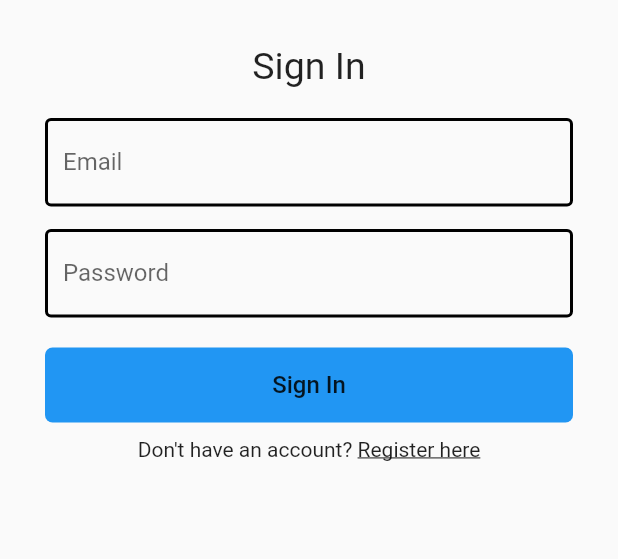
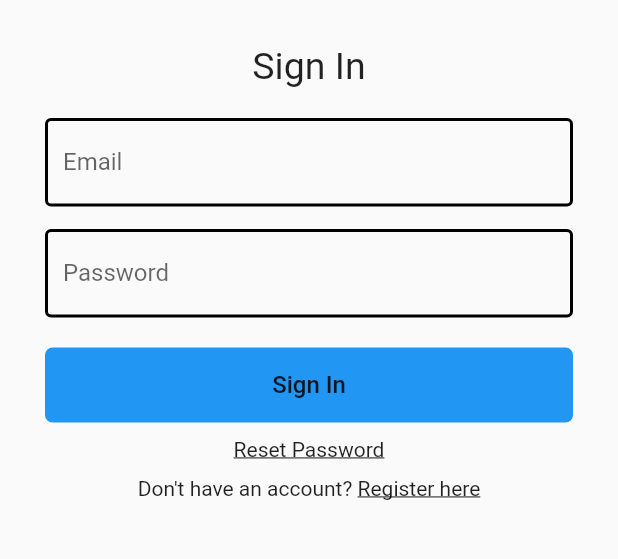
Before and after one commit to itskpalusa/chat-dart, a Flutter app: the screen it shows after launch, on a phone screen of 412 x 824 dp, the part 371-930 px from its top. Run offline on Flutter 3.47's test engine with Material 2 defaults, Android fonts, the phone set to English and light mode, and no system bars; our stand-ins replace cloud_firestore, firebase_analytics, firebase_auth, firebase_core, firebase_messaging, flutter_spinkit and 1 more; missing offline and left inert: apple_sign_in, wiredash; accounts and stored records are empty.

Commit message:
Reset Password Link

```diff
--- a/lib/screens/login_screen.dart
+++ b/lib/screens/login_screen.dart
@@ -2,6 +2,7 @@ import 'package:apple_sign_in/apple_sign_in_button.dart' as asib;
 import 'package:apple_sign_in/scope.dart';
 import 'package:chat/screens/home.dart';
 import 'package:cloud_firestore/cloud_firestore.dart';
+import 'package:firebase_auth/firebase_auth.dart';
 import 'package:flutter/gestures.dart';
 import 'package:flutter/material.dart';
 import 'package:chat/helper/helper_functions.dart';
@@ -25,6 +26,7 @@ class _LoginScreenState extends State<LoginScreen> {
   final AuthService _auth = AuthService();
   final _formKey = GlobalKey<FormState>();
   bool _isLoading = false;
+  final FirebaseAuth _firebaseAuth = FirebaseAuth.instance;
 
   // text field state
   String email = '';
@@ -71,6 +73,10 @@ class _LoginScreenState extends State<LoginScreen> {
         }
       });
     }
+  }
+
+  Future<void> resetPassword(String email) async {
+    await _firebaseAuth.sendPasswordResetEmail(email: email);
   }
 
   @override
@@ -164,6 +170,23 @@ class _LoginScreenState extends State<LoginScreen> {
                         SizedBox(height: 10.0),
                         Text.rich(
                           TextSpan(
+                            children: <TextSpan>[
+                              TextSpan(
+                                text: 'Reset Password',
+                                style: TextStyle(
+                                    decoration: TextDecoration.underline),
+                                recognizer: TapGestureRecognizer()
+                                  ..onTap = () {
+                                    resetPassword(email);
+                                  },
+                              ),
+                            ],
+                          ),
+                        ),
+                        SizedBox(height: 10.0),
+
+                        Text.rich(
+                          TextSpan(
                             text: "Don't have an account? ",
                             style: TextStyle(fontSize: 14.0),
                             children: <TextSpan>[
```
